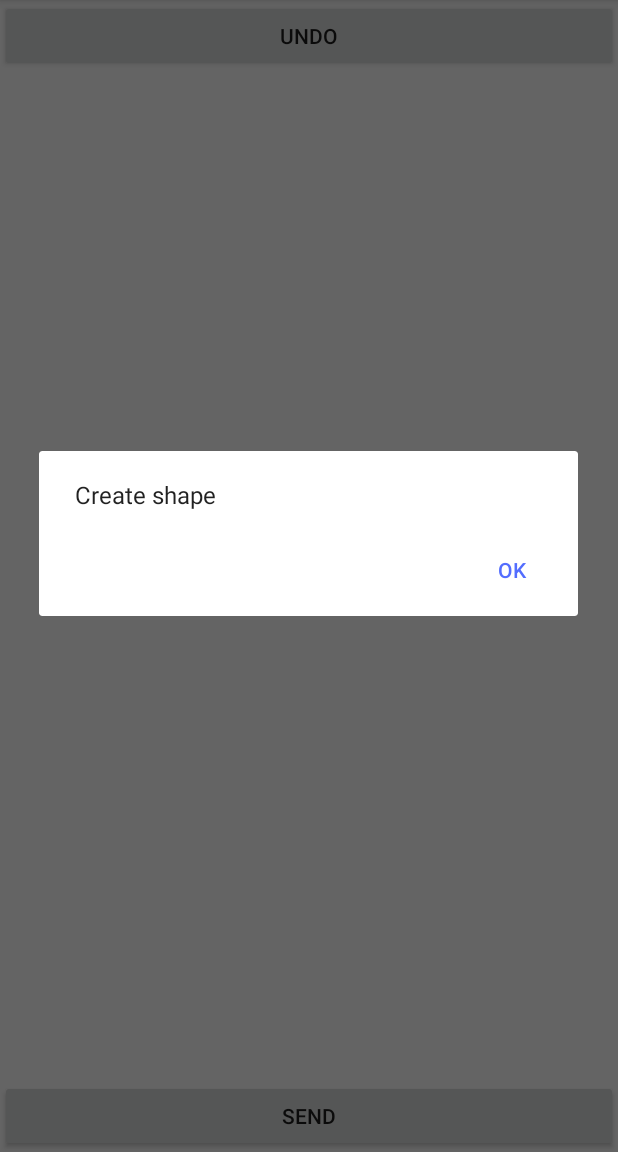
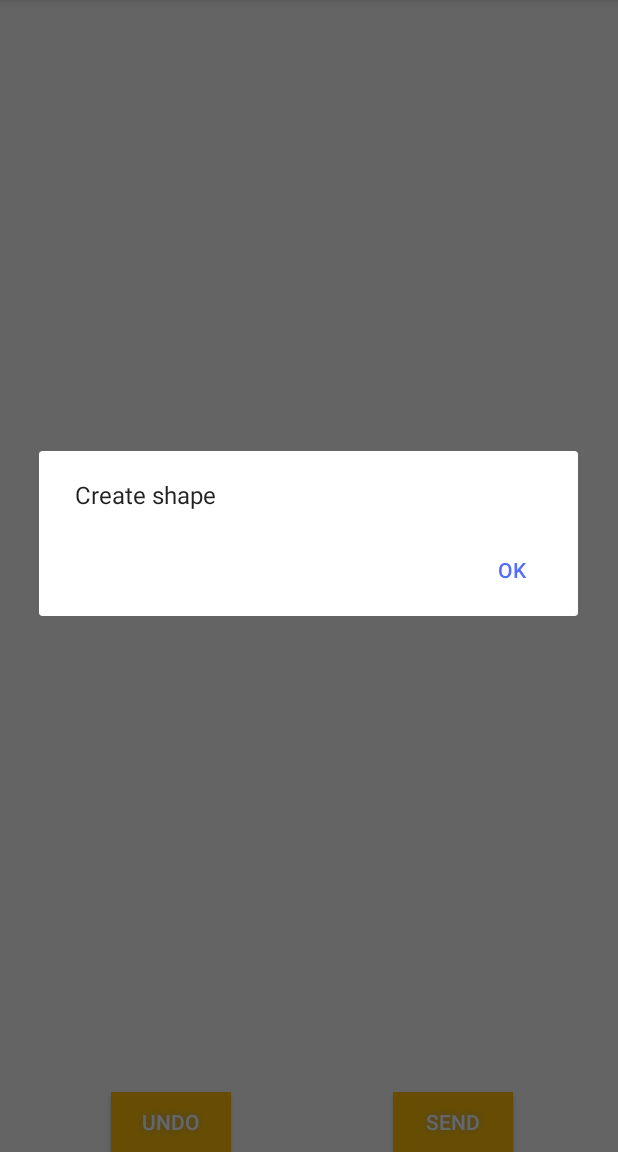
Before and after one commit to hdzajac/Mapinci, an Android app: the fragment DrawingFragment placed in its activity, after a tap on "SEND", on a phone screen of 412 x 824 dp, the part 84-1236 px from its top. Run offline under Robolectric (Android 15) with nearby library versions, the phone set to English and light mode, and no system bars; libraries missing offline, so code that uses them is left out: com.loopj.android, cz.msebera.android; 4 statements that could not run were skipped.

Commit message:
UX stuff

```diff
--- a/app/src/main/res/drawable/buttonshape.xml
+++ b/app/src/main/res/drawable/buttonshape.xml
@@ -1,13 +1,17 @@
 <?xml version="1.0" encoding="utf-8"?>
 <shape xmlns:android="http://schemas.android.com/apk/res/android" android:shape="rectangle" >
     <corners
-        android:radius="14dp"
+        android:topLeftRadius="0dp"
+        android:topRightRadius="0dp"
+        android:bottomLeftRadius="0dp"
+        android:bottomRightRadius="0dp"
         />
-    <solid
-        android:color="#ffc107"
-        />
-    <size
-        android:width="270dp"
-        android:height="60dp"
+    <gradient
+        android:gradientRadius="100"
+        android:centerX="35%"
+        android:centerY="50%"
+        android:startColor="#ffffc107"
+        android:endColor="#ffffc107"
+        android:type="radial"
         />
 </shape>
--- a/app/src/main/res/layout/fragment_draw.xml
+++ b/app/src/main/res/layout/fragment_draw.xml
@@ -1,27 +1,44 @@
 <?xml version="1.0" encoding="utf-8"?>
 
 <RelativeLayout xmlns:app="http://schemas.android.com/apk/res-auto"
+    xmlns:tools="http://schemas.android.com/tools"
     android:layout_width="match_parent"
-    android:layout_height="wrap_content"
+    android:layout_height="match_parent"
     android:id="@+id/fragment_draw"
     xmlns:android="http://schemas.android.com/apk/res/android"
     android:orientation="vertical"
     android:baselineAligned="false">
 
     <Button
+        android:textColor="#FFFFFF"
+        android:textSize="14sp"
+        android:background="@drawable/buttonshape"
+        android:shadowColor="#A8A8A8"
+        android:shadowDx="0"
+        android:shadowDy="0"
+        android:shadowRadius="5"
         android:text="UNDO"
-        android:layout_width="match_parent"
-        android:layout_height="wrap_content"
         android:id="@+id/undoButton"
-        android:layout_alignParentTop="true"
+        android:layout_width="80dp"
+        android:layout_height="40dp"
+        android:layout_marginStart="74dp"
+        android:layout_alignParentBottom="true"
         android:layout_alignParentStart="true" />
 
     <Button
+        android:textColor="#FFFFFF"
+        android:textSize="14sp"
+        android:background="@drawable/buttonshape"
+        android:shadowColor="#A8A8A8"
+        android:shadowDx="0"
+        android:shadowDy="0"
+        android:shadowRadius="5"
         android:text="SEND"
-        android:layout_width="match_parent"
-        android:layout_height="wrap_content"
         android:id="@+id/sendButton"
+        android:layout_width="80dp"
+        android:layout_height="40dp"
+        android:layout_marginEnd="70dp"
         android:layout_alignParentBottom="true"
-        android:layout_alignParentStart="true"
-        android:layout_marginBottom="204dp" />
+        android:layout_alignParentEnd="true" />
+
 </RelativeLayout>
--- a/app/src/main/res/layout/fragment_start.xml
+++ b/app/src/main/res/layout/fragment_start.xml
@@ -13,7 +13,6 @@
     <Button
         android:textColor="#FFFFFF"
         android:textSize="30sp"
-
         android:background="@drawable/buttonshape"
         android:shadowColor="#A8A8A8"
         android:shadowDx="0"
```
